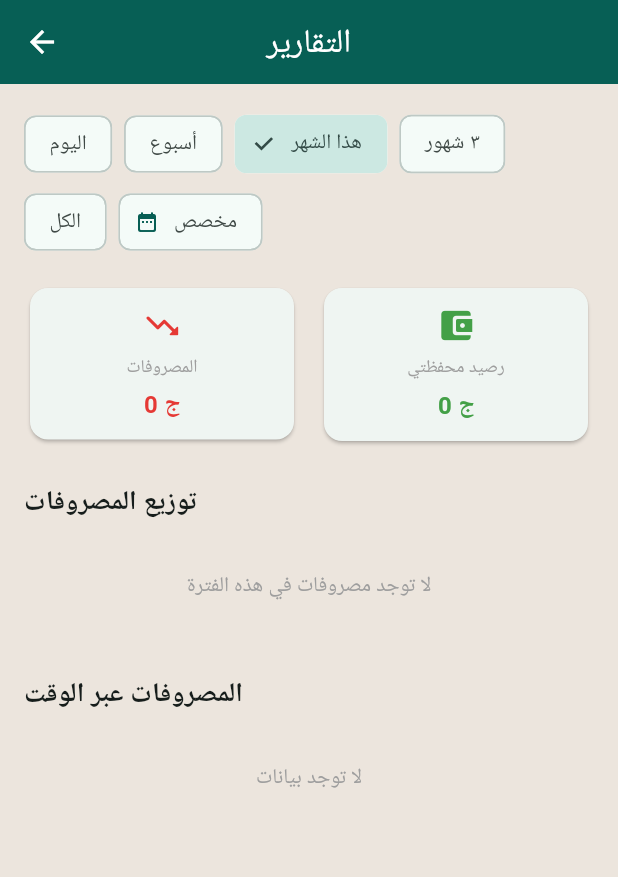
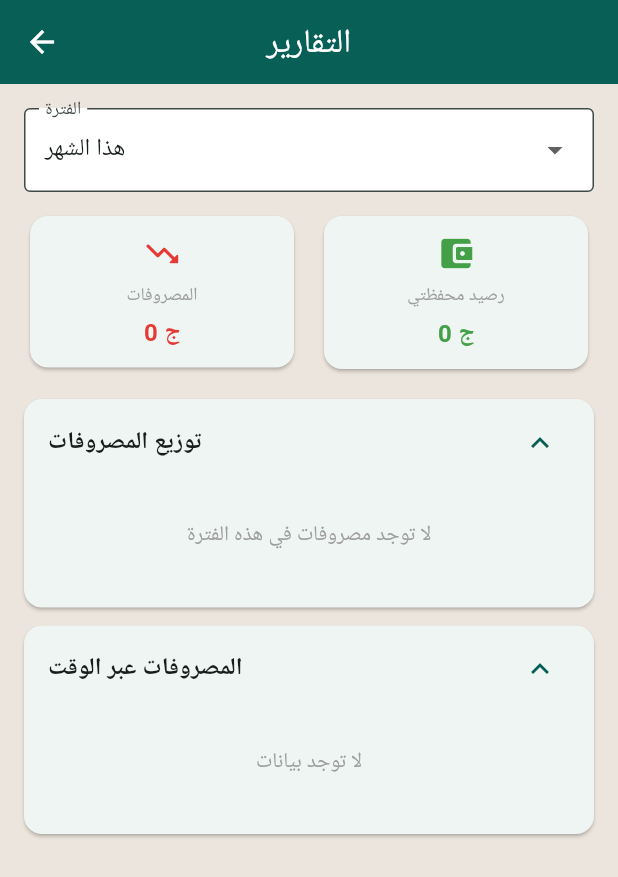
Before and after one commit to Bayoumi68/home-budget-source, a Flutter app: the AnalyticsScreen screen opened directly with empty values, on a phone screen of 412 x 824 dp. Shown: the top 877 px of the screen. Run offline on Flutter 3.47's test engine with Material 3 defaults, Android fonts, the phone set to English and light mode, and no system bars; our stand-ins replace app_links, cloud_firestore, firebase_auth, firebase_core, fl_chart, google_sign_in and 4 more; missing offline and left inert: dart:html; accounts and stored records are empty.

Commit message:
Wallet/UX refinements: collapsible wallet UI, per-member screen, member-scoped feed, report pickers
Settings wallets are now collapsible sections (header has fold + the add button) with collapsible wallet lines (controls live in the expanded body, no duplicate overview table). New per-member screen (tap a member in Members): their wallet + ledger, fund/withdraw, and a direct message box (delivered to the member's feed via targetUserId). Members: feed shows only their own entries + messages to them; chat header shows their name + own balance; Teams hidden for non-admins. Reports: every section is collapsible and the top bar has period + member pickers (admin).

Co-Authored-By: Claude Opus 4.8 <noreply@anthropic.com>

```diff
--- a/lib/models/chat_message_model.dart
+++ b/lib/models/chat_message_model.dart
@@ -19,6 +19,8 @@ class ChatMessage {
   final bool isDeleted;
   // True when this expense exceeded the member's monthly cap (soft flag → red).
   final bool overCap;
+  // For admin→member directed messages (per-member chat); null = family-wide.
+  final String? targetUserId;
 
   ChatMessage({
     required this.id,
@@ -37,6 +39,7 @@ class ChatMessage {
     this.transactionId,
     this.isDeleted = false,
     this.overCap = false,
+    this.targetUserId,
   });
 
   Map<String, dynamic> toMap() => {
@@ -56,6 +59,7 @@ class ChatMessage {
     'transactionId': transactionId,
     'isDeleted': isDeleted,
     'overCap': overCap,
+    'targetUserId': targetUserId,
   };
 
   factory ChatMessage.fromMap(Map<String, dynamic> map) => ChatMessage(
@@ -75,5 +79,6 @@ class ChatMessage {
     transactionId: map['transactionId'],
     isDeleted: map['isDeleted'] == true,
     overCap: map['overCap'] == true,
+    targetUserId: map['targetUserId'],
   );
 }
--- a/lib/screens/analytics_screen.dart
+++ b/lib/screens/analytics_screen.dart
@@ -25,6 +25,7 @@ class _AnalyticsScreenState extends State<AnalyticsScreen> {
   String _period = 'month';
   DateTimeRange? _customRange;
   List<UserModel> _members = [];
+  String? _memberFilterId; // admin: null = whole family, else a member
 
   @override
   void initState() {
@@ -77,13 +78,16 @@ class _AnalyticsScreenState extends State<AnalyticsScreen> {
     final user = context.read<AuthProvider>().user;
     final isAdmin = user?.isAdmin == true;
 
-    // Scope: admin sees the whole family; a member sees only their own data.
+    // Scope: admin sees the family (or a filtered member); member sees own.
+    final effectiveUserId = isAdmin ? _memberFilterId : user?.id;
     final scopedTxns = budget.transactions
-        .where((t) => isAdmin || t.userId == user?.id)
+        .where((t) => effectiveUserId == null || t.userId == effectiveUserId)
         .where((t) => _inPeriod(t.date))
         .toList();
     final scopedWallets = budget.wallets
-        .where((w) => isAdmin || (w.isMemberWallet && w.ownerId == user?.id))
+        .where((w) => effectiveUserId == null
+            ? true
+            : (w.isMemberWallet && w.ownerId == effectiveUserId))
         .toList();
 
     final expenses = scopedTxns
@@ -100,71 +104,114 @@ class _AnalyticsScreenState extends State<AnalyticsScreen> {
       body: ListView(
         padding: const EdgeInsets.all(16),
         children: [
-          _periodSelector(),
+          _topPickers(isAdmin),
+          const SizedBox(height: 12),
+          _summaryRow(isAdmin, expenses, income, walletBalance),
           const SizedBox(height: 16),
-          _summaryRow(isAdmin, expenses, income, walletBalance),
-          const SizedBox(height: 24),
-          _sectionTitle('توزيع المصروفات'),
-          const SizedBox(height: 8),
-          _categorySection(scopedTxns),
-          if (isAdmin) ...[
-            const SizedBox(height: 24),
-            _sectionTitle('أرصدة ومصروفات الأعضاء'),
-            const SizedBox(height: 8),
-            _byMemberSection(budget.wallets, scopedTxns),
-          ],
-          if (isAdmin) ...[
-            const SizedBox(height: 24),
-            _sectionTitle('حسب المحفظة'),
-            const SizedBox(height: 8),
-            _byWalletSection(budget.wallets, scopedTxns),
-          ],
-          const SizedBox(height: 24),
-          _sectionTitle('المصروفات عبر الوقت'),
-          const SizedBox(height: 8),
-          _trendSection(scopedTxns),
-          if (isAdmin) ...[
-            const SizedBox(height: 24),
-            _sectionTitle('الميزانيات مقابل الفعلي'),
-            const SizedBox(height: 8),
-            _budgetsSection(budget),
-          ],
+          _collapsible('توزيع المصروفات', _categorySection(scopedTxns)),
+          if (isAdmin)
+            _collapsible('أرصدة ومصروفات الأعضاء',
+                _byMemberSection(budget.wallets, scopedTxns)),
+          if (isAdmin)
+            _collapsible(
+                'حسب المحفظة', _byWalletSection(budget.wallets, scopedTxns)),
+          _collapsible('المصروفات عبر الوقت', _trendSection(scopedTxns)),
+          if (isAdmin)
+            _collapsible('الميزانيات مقابل الفعلي', _budgetsSection(budget),
+                initiallyExpanded: false),
           const SizedBox(height: 32),
         ],
       ),
     );
   }
 
-  Widget _sectionTitle(String t) =>
-      Text(t, style: const TextStyle(fontSize: 18, fontWeight: FontWeight.bold));
+  Widget _collapsible(String title, Widget child,
+      {bool initiallyExpanded = true}) {
+    return Card(
+      clipBehavior: Clip.antiAlias,
+      margin: const EdgeInsets.only(bottom: 12),
+      child: Theme(
+        data: Theme.of(context).copyWith(dividerColor: Colors.transparent),
+        child: ExpansionTile(
+          initiallyExpanded: initiallyExpanded,
+          title: Text(title,
+              style:
+                  const TextStyle(fontSize: 16, fontWeight: FontWeight.bold)),
+          childrenPadding: const EdgeInsets.fromLTRB(12, 0, 12, 12),
+          children: [child],
+        ),
+      ),
+    );
+  }
 
-  // ─── Period selector ───
-  Widget _periodSelector() {
-    const options = {
+  // ─── Top pickers (period + member filter) ───
+  Widget _topPickers(bool isAdmin) {
+    const periods = {
       'today': 'اليوم',
       'week': 'أسبوع',
       'month': 'هذا الشهر',
       'quarter': '٣ شهور',
       'all': 'الكل',
+      'custom': 'مخصص',
     };
-    return Wrap(
-      spacing: 8,
-      runSpacing: 4,
+    final members = _members.where((m) => !m.isAdmin).toList();
+    return Row(
+      crossAxisAlignment: CrossAxisAlignment.start,
       children: [
-        ...options.entries.map(
-          (e) => ChoiceChip(
-            label: Text(e.value),
-            selected: _period == e.key,
-            onSelected: (_) => setState(() => _period = e.key),
+        Expanded(
+          child: InputDecorator(
+            decoration: const InputDecoration(
+              labelText: 'الفترة',
+              border: OutlineInputBorder(),
+              contentPadding:
+                  EdgeInsets.symmetric(horizontal: 10, vertical: 4),
+            ),
+            child: DropdownButtonHideUnderline(
+              child: DropdownButton<String>(
+                isExpanded: true,
+                value: _period,
+                items: periods.entries
+                    .map((e) =>
+                        DropdownMenuItem(value: e.key, child: Text(e.value)))
+                    .toList(),
+                onChanged: (v) => _onPeriodChanged(v),
               ),
             ),
-        ChoiceChip(
-          avatar: const Icon(Icons.date_range_rounded, size: 16),
-          label: Text(_period == 'custom' && _customRange != null
-              ? '${DateFormat('MM/dd').format(_customRange!.start)} - ${DateFormat('MM/dd').format(_customRange!.end)}'
-              : 'مخصص'),
-          selected: _period == 'custom',
-          onSelected: (_) async {
+          ),
+        ),
+        if (isAdmin) ...[
+          const SizedBox(width: 8),
+          Expanded(
+            child: InputDecorator(
+              decoration: const InputDecoration(
+                labelText: 'العضو',
+                border: OutlineInputBorder(),
+                contentPadding:
+                    EdgeInsets.symmetric(horizontal: 10, vertical: 4),
+              ),
+              child: DropdownButtonHideUnderline(
+                child: DropdownButton<String?>(
+                  isExpanded: true,
+                  value: _memberFilterId,
+                  items: [
+                    const DropdownMenuItem<String?>(
+                        value: null, child: Text('كل العائلة')),
+                    ...members.map((m) => DropdownMenuItem<String?>(
+                        value: m.id, child: Text(m.name))),
+                  ],
+                  onChanged: (v) => setState(() => _memberFilterId = v),
+                ),
+              ),
+            ),
+          ),
+        ],
+      ],
+    );
+  }
+
+  Future<void> _onPeriodChanged(String? v) async {
+    if (v == null) return;
+    if (v == 'custom') {
       final now = DateTime.now();
       final picked = await showDateRangePicker(
         context: context,
@@ -180,10 +227,9 @@ class _AnalyticsScreenState extends State<AnalyticsScreen> {
           _period = 'custom';
         });
       }
-          },
-        ),
-      ],
-    );
+    } else {
+      setState(() => _period = v);
+    }
   }
 
   // ─── Summary ───
```
Also changed, not shown: lib/providers/chat_provider.dart (+12 -5 lines), lib/screens/chat_screen.dart (+22 -6 lines), lib/screens/group_settings_screen.dart (+32 -82 lines), lib/screens/member_detail_screen.dart (added, +357 -0 lines), lib/screens/members_screen.dart (+10 -0 lines). Lines whose indentation alone changed are shown as unchanged.
